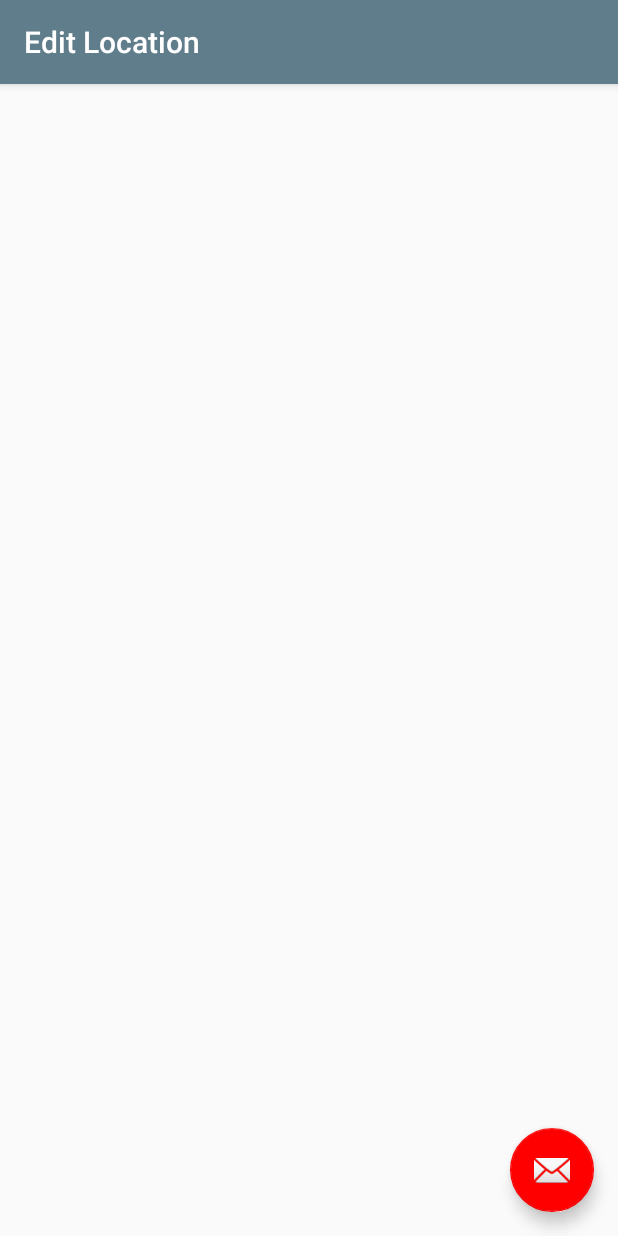
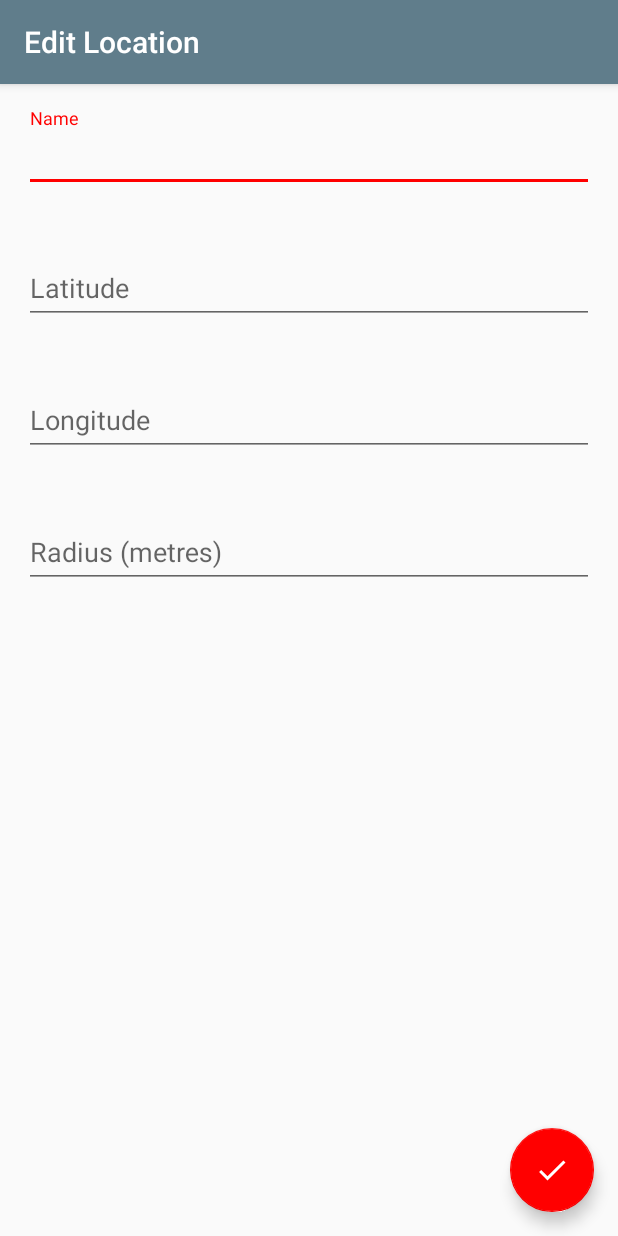
Before and after one commit to lukepothier/turn-off-my-fucking-data, an Android app: the EditGeofenceActivity screen opened directly, with no data from a screen before it, on a phone screen of 412 x 824 dp. Run offline under Robolectric (Android 15) with nearby library versions, the phone set to English and light mode, and no system bars.

Commit message:
Add location edit screen

```diff
--- a/app/src/main/res/layout/activity_edit_geofence.xml
+++ b/app/src/main/res/layout/activity_edit_geofence.xml
@@ -29,6 +29,6 @@
         android:layout_height="wrap_content"
         android:layout_gravity="bottom|end"
         android:layout_margin="@dimen/fab_margin"
-        app:srcCompat="@android:drawable/ic_dialog_email" />
+        app:srcCompat="@drawable/ic_done_white_24dp" />
 
 </android.support.design.widget.CoordinatorLayout>
--- a/app/src/main/res/layout/activity_maps.xml
+++ b/app/src/main/res/layout/activity_maps.xml
@@ -8,7 +8,6 @@ android:layout_height="match_parent"
 tools:context="com.lukepothier.turnoffmyfuckingdata.MapsActivity">
 
 <fragment xmlns:android="http://schemas.android.com/apk/res/android"
-    xmlns:map="http://schemas.android.com/apk/res-auto"
     xmlns:tools="http://schemas.android.com/tools"
     android:id="@+id/map"
     android:name="com.google.android.gms.maps.SupportMapFragment"
--- a/app/src/main/res/layout/content_edit_geofence.xml
+++ b/app/src/main/res/layout/content_edit_geofence.xml
@@ -1,4 +1,5 @@
-<fragment xmlns:android="http://schemas.android.com/apk/res/android"
+<fragment
+    xmlns:android="http://schemas.android.com/apk/res/android"
     xmlns:app="http://schemas.android.com/apk/res-auto"
     xmlns:tools="http://schemas.android.com/tools"
     android:id="@+id/fragment"
@@ -6,4 +7,69 @@
     android:layout_width="match_parent"
     android:layout_height="match_parent"
     app:layout_behavior="@string/appbar_scrolling_view_behavior"
-    tools:layout="@layout/fragment_edit_geofence" />
+    tools:layout="@layout/fragment_edit_geofence">
+
+    <LinearLayout
+        android:layout_width="match_parent"
+        android:layout_height="wrap_content"
+        android:orientation="vertical">
+
+        <android.support.design.widget.TextInputLayout
+            android:layout_width="match_parent"
+            android:layout_height="wrap_content"
+            android:hint="@string/location_name_hint"
+            android:layout_margin="@dimen/item_padding">
+
+            <android.support.design.widget.TextInputEditText
+                android:id="@+id/editTextLocationName"
+                android:layout_width="match_parent"
+                android:layout_height="wrap_content"
+                android:inputType="textCapWords" />
+
+        </android.support.design.widget.TextInputLayout>
+
+        <android.support.design.widget.TextInputLayout
+            android:layout_width="match_parent"
+            android:layout_height="wrap_content"
+            android:hint="@string/location_latitude_hint"
+            android:layout_margin="@dimen/item_padding">
+
+            <android.support.design.widget.TextInputEditText
+                android:id="@+id/editTextLocationLatitude"
+                android:layout_width="match_parent"
+                android:layout_height="wrap_content"
+                android:inputType="numberDecimal" />
+
+        </android.support.design.widget.TextInputLayout>
+
+        <android.support.design.widget.TextInputLayout
+            android:layout_width="match_parent"
+            android:layout_height="wrap_content"
+            android:hint="@string/location_longitude_hint"
+            android:layout_margin="@dimen/item_padding">
+
+            <android.support.design.widget.TextInputEditText
+                android:id="@+id/editTextLocationLongitude"
+                android:layout_width="match_parent"
+                android:layout_height="wrap_content"
+                android:inputType="numberDecimal" />
+
+        </android.support.design.widget.TextInputLayout>
+
+        <android.support.design.widget.TextInputLayout
+            android:layout_width="match_parent"
+            android:layout_height="wrap_content"
+            android:hint="@string/location_radius_hint"
+            android:layout_margin="@dimen/item_padding">
+
+            <android.support.design.widget.TextInputEditText
+                android:id="@+id/editTextLocationRadius"
+                android:layout_width="match_parent"
+                android:layout_height="wrap_content"
+                android:inputType="number" />
+
+        </android.support.design.widget.TextInputLayout>
+
+    </LinearLayout>
+
+</fragment>
```
Also changed, not shown: app/src/main/java/com/lukepothier/turnoffmyfuckingdata/EditGeofenceActivity.kt (+15 -1 lines), app/src/main/res/drawable/ic_info_black_24dp.xml (deleted, +0 -9 lines), app/src/main/res/drawable/ic_notifications_black_24dp.xml (deleted, +0 -9 lines), app/src/main/res/drawable/ic_sync_black_24dp.xml (deleted, +0 -9 lines), app/src/main/res/menu/menu_edit_geofence.xml (deleted, +0 -10 lines), app/src/main/res/values/strings.xml (+4 -73 lines), app/src/main/res/xml/pref_data_sync.xml (deleted, +0 -21 lines), app/src/main/res/xml/pref_general.xml (deleted, +0 -33 lines), app/src/main/res/xml/pref_headers.xml (deleted, +0 -20 lines), app/src/main/res/xml/pref_notification.xml (deleted, +0 -27 lines).
